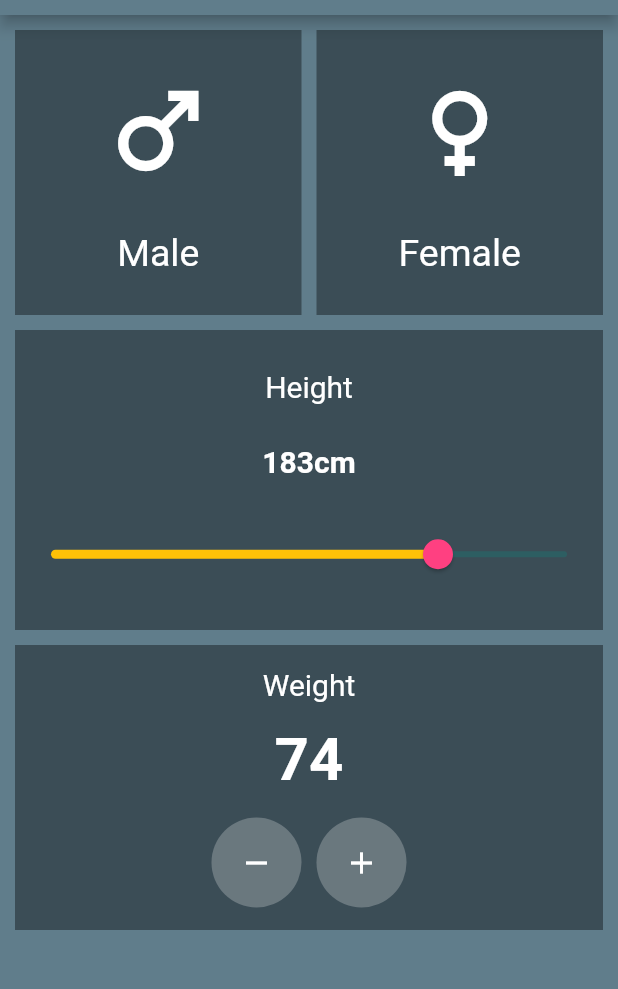
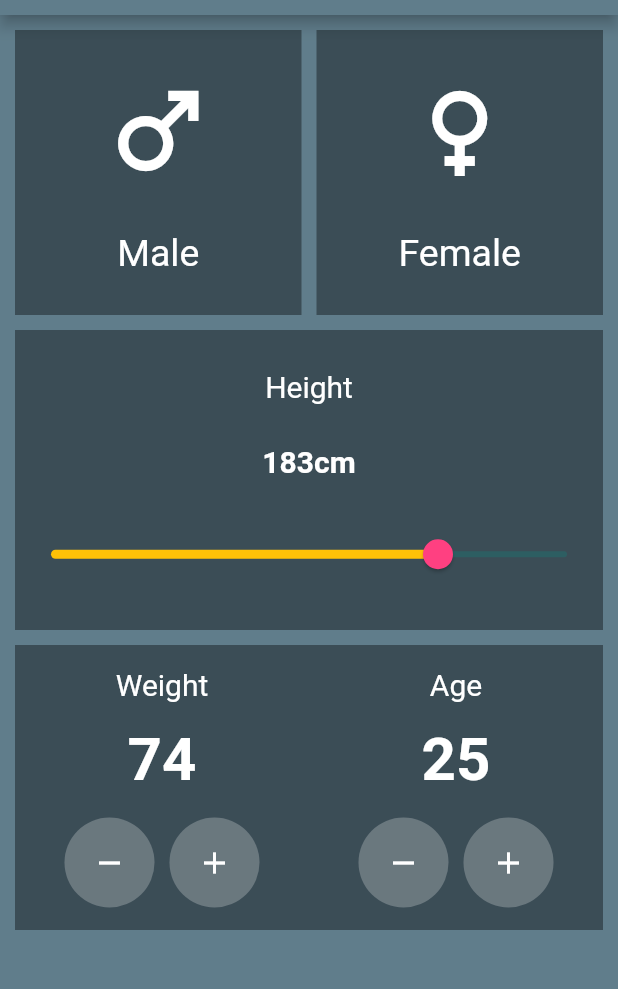
Before and after one commit to UdeepaSandakal/bmi, a Flutter app: the screen it shows after launch, on a phone screen of 412 x 824 dp, the part 69-1058 px from its top. Run offline on Flutter 3.47's test engine with Material 2 defaults, Android fonts, the phone set to English and light mode, and no system bars.

Commit message:
Copy-Pasting weight compo and creating Age compo

```diff
--- a/lib/bmi_veiw.dart
+++ b/lib/bmi_veiw.dart
@@ -164,6 +164,52 @@ class _BMIViewState extends State<BMIView> {
                     ),
                   ),
                 ),
+                Expanded(
+                  child: Container(
+                    height: 190,
+                    color: Colors.black38,
+                    child: Column(
+                      mainAxisAlignment: MainAxisAlignment.spaceEvenly,
+                      children: [
+                        Text(
+                          'Age',
+                          style: TextStyle(fontSize: 20.0, color: Colors.white),
+                        ),
+                        Text(
+                          '25', //Just hard coded now,will be back
+                          style: TextStyle(
+                              fontSize: 40.0,
+                              color: Colors.white,
+                              fontWeight: FontWeight.bold),
+                        ),
+                        Row(
+                          mainAxisAlignment: MainAxisAlignment.center,
+                          children: [
+                            CircleAvatar(
+                              backgroundColor: Colors.white24,
+                              radius: 30.0,
+                              child: Icon(
+                                Icons.remove,
+                                color: Colors.white,
+                              ),
+                            ),
+                            SizedBox(
+                              width: 10.0,
+                            ),
+                            CircleAvatar(
+                              backgroundColor: Colors.white24,
+                              radius: 30.0,
+                              child: Icon(
+                                Icons.add,
+                                color: Colors.white,
+                              ),
+                            ),
+                          ],
+                        ),
+                      ],
+                    ),
+                  ),
+                ),
               ],
             ),
           ),
```
